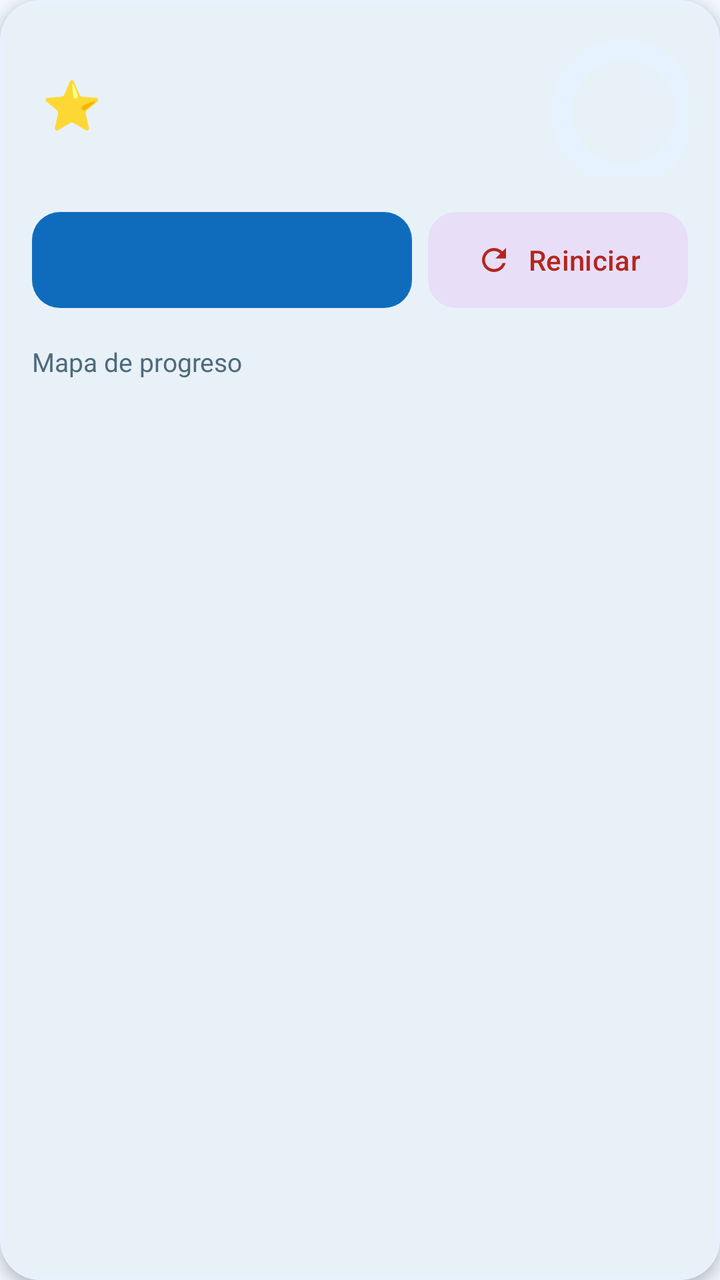
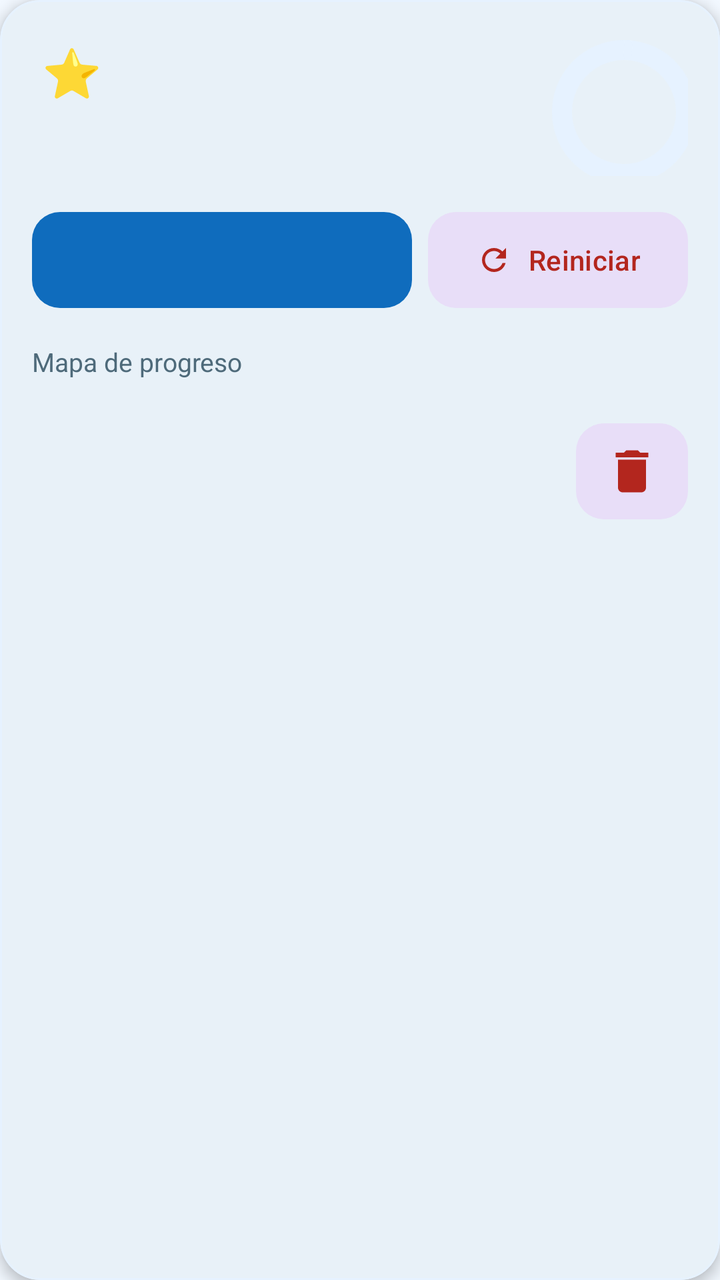

The first picture is an Android layout as it rendered before a commit; the second is the same layout after the commit. The layout source and the unified diff follow.
<!-- AndroidManifest.xml: application theme Theme.DiaCero -->
<!-- res/layout/item_habit.xml -->
<?xml version="1.0" encoding="utf-8"?>
<com.google.android.material.card.MaterialCardView xmlns:android="http://schemas.android.com/apk/res/android"
    xmlns:app="http://schemas.android.com/apk/res-auto"
    android:id="@+id/cardHabit"
    android:layout_width="match_parent"
    android:layout_height="wrap_content"
    android:layout_marginVertical="8dp"
    app:cardCornerRadius="20dp"
    app:cardElevation="4dp"
    app:strokeColor="?attr/colorSurfaceVariant"
    app:strokeWidth="1dp">

    <LinearLayout
        android:layout_width="match_parent"
        android:layout_height="wrap_content"
        android:orientation="vertical"
        android:padding="16dp">

        <LinearLayout
            android:layout_width="match_parent"
            android:layout_height="wrap_content"
            android:gravity="center_vertical"
            android:orientation="horizontal">

            <TextView
                android:id="@+id/tvHabitIcon"
                android:layout_width="40dp"
                android:layout_height="40dp"
                android:gravity="center"
                android:text="⭐"
                android:textSize="24sp" />

            <LinearLayout
                android:layout_width="0dp"
                android:layout_height="wrap_content"
                android:layout_marginStart="10dp"
                android:layout_weight="1"
                android:orientation="vertical">

                <TextView
                    android:id="@+id/tvHabitName"
                    android:layout_width="wrap_content"
                    android:layout_height="wrap_content"
                    android:textColor="?attr/colorOnSurface"
                    android:textSize="20sp"
                    android:textStyle="bold" />

                <TextView
                    android:id="@+id/tvFrequencyInfo"
                    android:layout_width="wrap_content"
                    android:layout_height="wrap_content"
                    android:layout_marginTop="2dp"
                    android:textColor="?attr/colorOnSurfaceVariant"
                    android:textSize="12sp" />

                <TextView
                    android:id="@+id/tvMilestone"
                    android:layout_width="wrap_content"
                    android:layout_height="wrap_content"
                    android:layout_marginTop="2dp"
                    android:backgroundTint="?attr/colorPrimary"
                    android:paddingHorizontal="8dp"
                    android:paddingVertical="2dp"
                    android:textColor="?attr/colorOnPrimary"
                    android:textSize="12sp"
                    android:visibility="gone" />
            </LinearLayout>

            <FrameLayout
                android:layout_width="72dp"
                android:layout_height="72dp">

                <com.google.android.material.progressindicator.CircularProgressIndicator
                    android:id="@+id/progressStreak"
                    android:layout_width="match_parent"
                    android:layout_height="match_parent"
                    android:indeterminate="false"
                    app:indicatorSize="72dp"
                    app:indicatorColor="?attr/colorPrimary"
                    app:trackColor="?attr/colorSurfaceVariant"
                    app:trackThickness="10dp" />

                <TextView
                    android:id="@+id/tvStreakValue"
                    android:layout_width="match_parent"
                    android:layout_height="match_parent"
                    android:gravity="center"
                    android:textColor="?attr/colorOnSurface"
                    android:textSize="20sp"
                    android:textStyle="bold" />
            </FrameLayout>
        </LinearLayout>

        <LinearLayout
            android:layout_width="match_parent"
            android:layout_height="wrap_content"
            android:layout_marginTop="14dp"
            android:orientation="horizontal">

            <com.google.android.material.button.MaterialButton
                android:id="@+id/btnDoneToday"
                style="@style/Widget.Material3.Button"
                android:layout_width="0dp"
                android:layout_height="wrap_content"
                android:layout_weight="1"
                android:minHeight="56dp"
                android:textAllCaps="false"
                android:textColor="@android:color/white"
                android:textSize="16sp"
                app:cornerRadius="14dp" />

            <com.google.android.material.button.MaterialButton
                android:id="@+id/btnResetStreak"
                style="@style/Widget.Material3.Button.TonalButton"
                android:layout_width="wrap_content"
                android:layout_height="match_parent"
                android:layout_marginStart="8dp"
                android:minHeight="56dp"
                android:text="@string/reiniciar"
                android:textColor="?attr/colorError"
                app:cornerRadius="14dp"
                app:icon="@drawable/ic_refresh"
                app:iconTint="?attr/colorError" />
        </LinearLayout>

        <TextView
            android:layout_width="wrap_content"
            android:layout_height="wrap_content"
            android:layout_marginTop="14dp"
            android:text="@string/mapa_de_progreso"
            android:textColor="?attr/colorOnSurfaceVariant"
            android:textSize="13sp" />

        <GridLayout
            android:id="@+id/gridHeatmap"
            android:layout_width="match_parent"
            android:layout_height="wrap_content"
            android:layout_marginTop="6dp"
            android:columnCount="7"
            android:rowCount="4" />

        <TextView
            android:id="@+id/tvBestStreak"
            android:layout_width="wrap_content"
            android:layout_height="wrap_content"
            android:layout_marginTop="10dp"
            android:textColor="?attr/colorOnSurfaceVariant"
            android:textSize="14sp" />
    </LinearLayout>

</com.google.android.material.card.MaterialCardView>
<!-- resources referenced by this layout -->
<resources>
  <!-- drawable ic_refresh (drawable) -->
  <vector xmlns:android="http://schemas.android.com/apk/res/android"
      android:width="24dp"
      android:height="24dp"
      android:viewportWidth="24"
      android:viewportHeight="24"
      android:tint="#FF0000">
    <path
        android:fillColor="@android:color/white"
        android:pathData="M17.65,6.35C16.2,4.9 14.21,4 12,4c-4.42,0 -7.99,3.58 -7.99,8s3.57,8 7.99,8c3.73,0 6.84,-2.55 7.73,-6h-2.08c-0.82,2.33 -3.04,4 -5.65,4 -3.31,0 -6,-2.69 -6,-6s2.69,-6 6,-6c1.66,0 3.14,0.69 4.22,1.78L13,11h7V4l-2.35,2.35z"/>
  </vector>
  <string name="mapa_de_progreso">Mapa de progreso</string>
  <string name="reiniciar">Reiniciar</string>
  <style name="Theme.DiaCero" parent="Base.Theme.DiaCero" />
  <style name="Base.Theme.DiaCero" parent="Theme.Material3.DayNight.NoActionBar">
          
          <item name="colorPrimary">@color/primary</item>
          <item name="colorOnPrimary">@color/white</item>
          <item name="colorSecondary">@color/secondary</item>
          <item name="colorOnSecondary">@color/white</item>
  
          
          <item name="android:windowBackground">@color/background</item>
          <item name="colorSurface">@color/surface</item>
          <item name="colorSurfaceVariant">@color/surface_variant</item>
          <item name="colorOnSurface">@color/text_primary</item>
          <item name="colorOnSurfaceVariant">@color/text_secondary</item>
      </style>
  <color name="primary">#0F6CBD</color>
  <color name="white">#FFFFFFFF</color>
  <color name="secondary">#00A884</color>
  <color name="background">#F2F8FF</color>
  <color name="surface">#FFFFFF</color>
  <color name="surface_variant">#E6F2FF</color>
  <color name="text_primary">#103046</color>
  <color name="text_secondary">#4E6A7A</color>
</resources>

<!-- the commit's change to res/layout/item_habit.xml (unified diff, before → after) -->
@@ -10,92 +10,95 @@
     app:strokeColor="?attr/colorSurfaceVariant"
     app:strokeWidth="1dp">
 
-    <LinearLayout
+    <androidx.constraintlayout.widget.ConstraintLayout
         android:layout_width="match_parent"
         android:layout_height="wrap_content"
-        android:orientation="vertical"
         android:padding="16dp">
 
+        <TextView
+            android:id="@+id/tvHabitIcon"
+            android:layout_width="40dp"
+            android:layout_height="40dp"
+            android:gravity="center"
+            android:text="⭐"
+            android:textSize="24sp"
+            app:layout_constraintStart_toStartOf="parent"
+            app:layout_constraintTop_toTopOf="parent" />
+
         <LinearLayout
-            android:layout_width="match_parent"
+            android:id="@+id/layoutNameInfo"
+            android:layout_width="0dp"
             android:layout_height="wrap_content"
-            android:gravity="center_vertical"
-            android:orientation="horizontal">
+            android:layout_marginStart="10dp"
+            android:orientation="vertical"
+            app:layout_constraintBottom_toBottomOf="@+id/progressContainer"
+            app:layout_constraintEnd_toStartOf="@+id/progressContainer"
+            app:layout_constraintStart_toEndOf="@+id/tvHabitIcon"
+            app:layout_constraintTop_toTopOf="@+id/progressContainer">
 
             <TextView
-                android:id="@+id/tvHabitIcon"
-                android:layout_width="40dp"
-                android:layout_height="40dp"
-                android:gravity="center"
-                android:text="⭐"
-                android:textSize="24sp" />
+                android:id="@+id/tvHabitName"
+                android:layout_width="wrap_content"
+                android:layout_height="wrap_content"
+                android:textColor="?attr/colorOnSurface"
+                android:textSize="20sp"
+                android:textStyle="bold" />
 
-            <LinearLayout
-                android:layout_width="0dp"
+            <TextView
+                android:id="@+id/tvFrequencyInfo"
+                android:layout_width="wrap_content"
                 android:layout_height="wrap_content"
-                android:layout_marginStart="10dp"
-                android:layout_weight="1"
-                android:orientation="vertical">
+                android:layout_marginTop="2dp"
+                android:textColor="?attr/colorOnSurfaceVariant"
+                android:textSize="12sp" />
 
-                <TextView
-                    android:id="@+id/tvHabitName"
-                    android:layout_width="wrap_content"
-                    android:layout_height="wrap_content"
-                    android:textColor="?attr/colorOnSurface"
-                    android:textSize="20sp"
-                    android:textStyle="bold" />
-
-                <TextView
-                    android:id="@+id/tvFrequencyInfo"
-                    android:layout_width="wrap_content"
-                    android:layout_height="wrap_content"
-                    android:layout_marginTop="2dp"
-                    android:textColor="?attr/colorOnSurfaceVariant"
-                    android:textSize="12sp" />
-
-                <TextView
-                    android:id="@+id/tvMilestone"
-                    android:layout_width="wrap_content"
-                    android:layout_height="wrap_content"
-                    android:layout_marginTop="2dp"
-                    android:backgroundTint="?attr/colorPrimary"
-                    android:paddingHorizontal="8dp"
-                    android:paddingVertical="2dp"
-                    android:textColor="?attr/colorOnPrimary"
-                    android:textSize="12sp"
-                    android:visibility="gone" />
-            </LinearLayout>
-
-            <FrameLayout
-                android:layout_width="72dp"
-                android:layout_height="72dp">
-
-                <com.google.android.material.progressindicator.CircularProgressIndicator
-                    android:id="@+id/progressStreak"
-                    android:layout_width="match_parent"
-                    android:layout_height="match_parent"
-                    android:indeterminate="false"
-                    app:indicatorSize="72dp"
-                    app:indicatorColor="?attr/colorPrimary"
-                    app:trackColor="?attr/colorSurfaceVariant"
-                    app:trackThickness="10dp" />
-
-                <TextView
-                    android:id="@+id/tvStreakValue"
-                    android:layout_width="match_parent"
-                    android:layout_height="match_parent"
-                    android:gravity="center"
-                    android:textColor="?attr/colorOnSurface"
-                    android:textSize="20sp"
-                    android:textStyle="bold" />
-            </FrameLayout>
+            <TextView
+                android:id="@+id/tvMilestone"
+                android:layout_width="wrap_content"
+                android:layout_height="wrap_content"
+                android:layout_marginTop="2dp"
+                android:backgroundTint="?attr/colorPrimary"
+                android:paddingHorizontal="8dp"
+                android:paddingVertical="2dp"
+                android:textColor="?attr/colorOnPrimary"
+                android:textSize="12sp"
+                android:visibility="gone" />
         </LinearLayout>
 
+        <FrameLayout
+            android:id="@+id/progressContainer"
+            android:layout_width="72dp"
+            android:layout_height="72dp"
+            app:layout_constraintEnd_toEndOf="parent"
+            app:layout_constraintTop_toTopOf="parent">
+
+            <com.google.android.material.progressindicator.CircularProgressIndicator
+                android:id="@+id/progressStreak"
+                android:layout_width="match_parent"
+                android:layout_height="match_parent"
+                android:indeterminate="false"
+                app:indicatorSize="72dp"
+                app:indicatorColor="?attr/colorPrimary"
+                app:trackColor="?attr/colorSurfaceVariant"
+                app:trackThickness="10dp" />
+
+            <TextView
+                android:id="@+id/tvStreakValue"
+                android:layout_width="match_parent"
+                android:layout_height="match_parent"
+                android:gravity="center"
+                android:textColor="?attr/colorOnSurface"
+                android:textSize="20sp"
+                android:textStyle="bold" />
+        </FrameLayout>
+
         <LinearLayout
+            android:id="@+id/layoutButtons"
             android:layout_width="match_parent"
             android:layout_height="wrap_content"
             android:layout_marginTop="14dp"
-            android:orientation="horizontal">
+            android:orientation="horizontal"
+            app:layout_constraintTop_toBottomOf="@+id/progressContainer">
 
             <com.google.android.material.button.MaterialButton
                 android:id="@+id/btnDoneToday"
@@ -124,12 +127,15 @@
         </LinearLayout>
 
         <TextView
+            android:id="@+id/tvHeatmapLabel"
             android:layout_width="wrap_content"
             android:layout_height="wrap_content"
             android:layout_marginTop="14dp"
             android:text="@string/mapa_de_progreso"
             android:textColor="?attr/colorOnSurfaceVariant"
-            android:textSize="13sp" />
+            android:textSize="13sp"
+            app:layout_constraintStart_toStartOf="parent"
+            app:layout_constraintTop_toBottomOf="@+id/layoutButtons" />
 
         <GridLayout
             android:id="@+id/gridHeatmap"
@@ -137,15 +143,38 @@
             android:layout_height="wrap_content"
             android:layout_marginTop="6dp"
             android:columnCount="7"
-            android:rowCount="4" />
+            android:rowCount="4"
+            app:layout_constraintTop_toBottomOf="@+id/tvHeatmapLabel" />
+
+        <com.google.android.material.button.MaterialButton
+            android:id="@+id/btnDeleteHabit"
+            style="@style/Widget.Material3.Button.TonalButton"
+            android:layout_width="56dp"
+            android:layout_height="56dp"
+            android:layout_marginTop="12dp"
+            android:padding="0dp"
+            app:cornerRadius="14dp"
+            app:icon="@drawable/ic_delete"
+            app:iconGravity="textStart"
+            app:iconPadding="0dp"
+            app:iconSize="28dp"
+            app:iconTint="?attr/colorError"
+            app:layout_constraintBottom_toBottomOf="parent"
+            app:layout_constraintEnd_toEndOf="parent"
+            app:layout_constraintTop_toBottomOf="@+id/gridHeatmap" />
 
         <TextView
             android:id="@+id/tvBestStreak"
-            android:layout_width="wrap_content"
+            android:layout_width="0dp"
             android:layout_height="wrap_content"
-            android:layout_marginTop="10dp"
+            android:layout_marginEnd="8dp"
             android:textColor="?attr/colorOnSurfaceVariant"
-            android:textSize="14sp" />
-    </LinearLayout>
+            android:textSize="14sp"
+            app:layout_constraintBottom_toBottomOf="@+id/btnDeleteHabit"
+            app:layout_constraintEnd_toStartOf="@+id/btnDeleteHabit"
+            app:layout_constraintStart_toStartOf="parent"
+            app:layout_constraintTop_toTopOf="@+id/btnDeleteHabit" />
+
+    </androidx.constraintlayout.widget.ConstraintLayout>
 
 </com.google.android.material.card.MaterialCardView>
<!-- resource entries referenced after the edit -->
@@ -1,5 +1,16 @@
 <!-- resources referenced by this layout -->
 <resources>
+  <!-- drawable ic_delete (drawable) -->
+  <vector xmlns:android="http://schemas.android.com/apk/res/android"
+      android:width="24dp"
+      android:height="24dp"
+      android:viewportWidth="24"
+      android:viewportHeight="24"
+      android:tint="?attr/colorControlNormal">
+    <path
+        android:fillColor="@android:color/white"
+        android:pathData="M6,19c0,1.1 0.9,2 2,2h8c1.1,0 2,-0.9 2,-2V7H6v12zM19,4h-3.5l-1,-1h-5l-1,1H5v2h14V4z"/>
+  </vector>
   <!-- drawable ic_refresh (drawable) -->
   <vector xmlns:android="http://schemas.android.com/apk/res/android"
       android:width="24dp"
